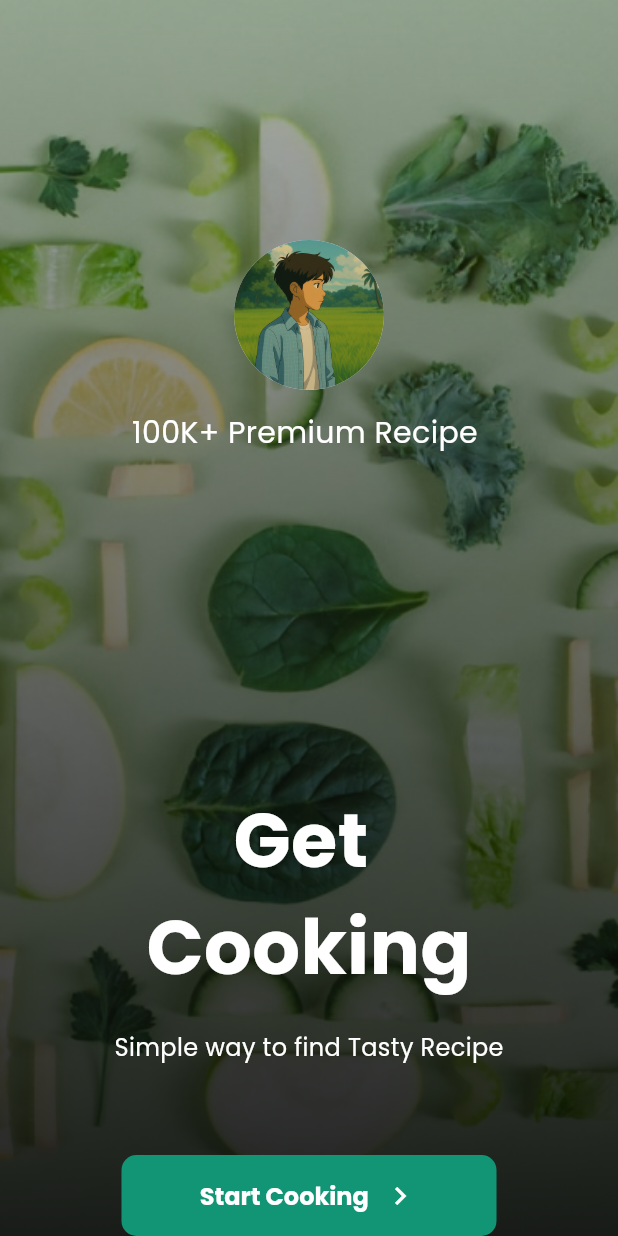
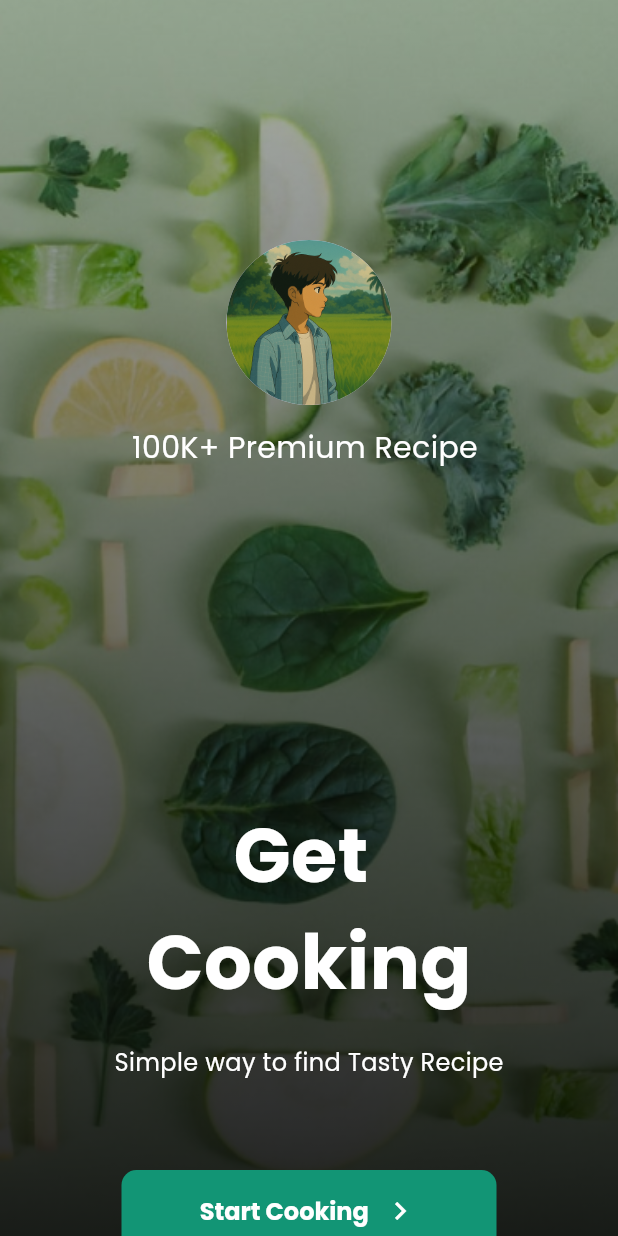
Before and after one commit to rinkimhong4/Recipes_APP, a Flutter app: the screen it shows after launch, on a phone screen of 412 x 824 dp. Run offline on Flutter 3.47's test engine with Material 3 defaults, Android fonts, the phone set to English and light mode, and no system bars; our stand-ins replace animate_do, cached_network_image, dropdown_button2, flutter_secure_storage, flutter_smart_dialog, get and 2 more; network calls fail; statements that could not run were skipped.

Commit message:
update splashscreen

```diff
--- a/lib/modules/Home/views/splash/splash_screen.dart
+++ b/lib/modules/Home/views/splash/splash_screen.dart
@@ -1,4 +1,5 @@
 import 'package:flutter/material.dart';
+import 'package:animate_do/animate_do.dart';
 import 'package:recipe_app/config/theme/theme_style.dart';
 import 'package:recipe_app/modules/auth/login/login_screen.dart';
 import 'package:recipe_app/widget/button_custom.dart';
@@ -17,7 +18,7 @@ class _SplashScreenState extends State<SplashScreen> {
       body: Stack(
         children: [
           Container(
-            decoration: const BoxDecoration(
+            decoration: BoxDecoration(
               image: DecorationImage(
                 image: AssetImage('assets/images/BGSplashScreen.png'),
                 fit: BoxFit.cover,
@@ -25,7 +26,7 @@ class _SplashScreenState extends State<SplashScreen> {
             ),
           ),
           Container(
-            decoration: const BoxDecoration(
+            decoration: BoxDecoration(
               gradient: LinearGradient(
                 colors: [Colors.black26, Colors.black87],
                 begin: Alignment.topCenter,
@@ -40,25 +41,53 @@ class _SplashScreenState extends State<SplashScreen> {
             child: Column(
               mainAxisAlignment: MainAxisAlignment.center,
               children: [
-                CircleAvatar(
-                  radius: 50,
-                  backgroundImage: AssetImage('assets/images/hong_profile.png'),
+                ZoomIn(
+                  duration: Duration(seconds: 3),
+                  animate: true,
+                  child: CircleAvatar(
+                    radius: 55,
+                    backgroundImage: AssetImage(
+                      'assets/images/hong_profile.png',
+                    ),
+                  ),
                 ),
                 SizedBox(height: 14),
-                Text(
+                FadeIn(
+                  duration: Duration(seconds: 3),
+                  child: Text(
                     '100K+ Premium Recipe ',
                     style: AppTextStyle.poppinsLargeRegular20(),
                   ),
+                ),
                 SizedBox(height: 222),
-                Text('Get ', style: AppTextStyle.poppinsTitleBoldBig50()),
-                Text('Cooking', style: AppTextStyle.poppinsTitleBoldBig50()),
+                BounceInUp(
+                  duration: Duration(seconds: 1),
+                  child: Text(
+                    'Get ',
+                    style: AppTextStyle.poppinsTitleBoldBig50(),
+                  ),
+                ),
+                BounceInUp(
+                  duration: Duration(seconds: 1),
+                  child: Text(
+                    'Cooking',
+                    style: AppTextStyle.poppinsTitleBoldBig50(),
+                  ),
+                ),
                 SizedBox(height: 20),
-                Text(
+                BounceInUp(
+                  duration: Duration(seconds: 2),
+                  child: Text(
                     'Simple way to find Tasty Recipe',
                     style: AppTextStyle.poppinsNormalRegular16(),
                   ),
+                ),
                 SizedBox(height: 60),
-                NavButton(
+                BounceInUp(
+                  duration: Duration(seconds: 2),
+                  animate: true,
+
+                  child: NavButton(
                     context,
                     label: 'Start Cooking',
                     icon: Icons.chevron_right,
@@ -68,11 +97,10 @@ class _SplashScreenState extends State<SplashScreen> {
                     onPressed: () {
                       Navigator.push(
                         context,
-                      MaterialPageRoute(
-                        builder: (context) => const LoginScreen(),
-                      ),
+                        MaterialPageRoute(builder: (context) => LoginScreen()),
                       );
                     },
+                  ),
                 ),
               ],
             ),
--- a/pubspec.yaml
+++ b/pubspec.yaml
@@ -15,6 +15,7 @@ dependencies:
   flutter_smart_dialog: ^4.9.8+7
   shimmer: ^3.0.0
   dropdown_button2: ^2.3.9
+  animate_do: ^3.3.4
 
   cupertino_icons: ^1.0.8
   get: ^4.7.2
```
Also changed, not shown: pubspec.lock. Lines whose indentation alone changed are shown as unchanged.
